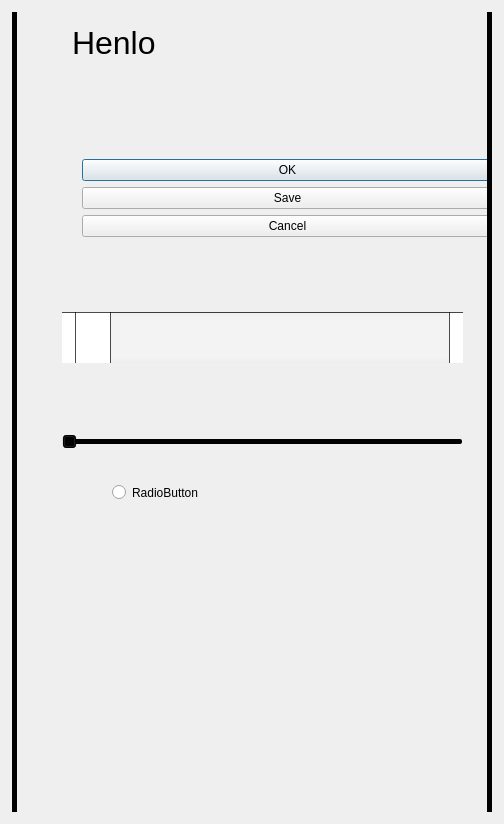
Before: the Qt Designer form user_interface_test/v19/mainwindow.ui in Cheetoacidosis/dualscreen-tablet-code, drawn with Qt 5.
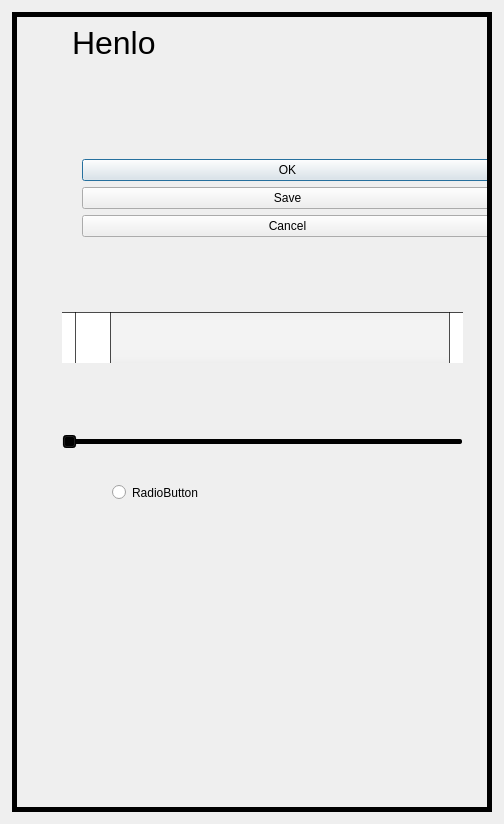
After: the same form once the commit is applied. Icons and pictures are not drawn. Custom widgets are drawn as their Qt base class.

Diff of the .ui file:
```diff
--- a/user_interface_test/v19/mainwindow.ui
+++ b/user_interface_test/v19/mainwindow.ui
@@ -2154,6 +2154,44 @@
          <enum>Qt::Orientation::Horizontal</enum>
         </property>
        </widget>
+       <widget class="Line" name="line_3">
+        <property name="geometry">
+         <rect>
+          <x>0</x>
+          <y>795</y>
+          <width>480</width>
+          <height>5</height>
+         </rect>
+        </property>
+        <property name="frameShadow">
+         <enum>QFrame::Shadow::Plain</enum>
+        </property>
+        <property name="lineWidth">
+         <number>10000</number>
+        </property>
+        <property name="orientation">
+         <enum>Qt::Orientation::Vertical</enum>
+        </property>
+       </widget>
+       <widget class="Line" name="line_4">
+        <property name="geometry">
+         <rect>
+          <x>0</x>
+          <y>0</y>
+          <width>480</width>
+          <height>5</height>
+         </rect>
+        </property>
+        <property name="frameShadow">
+         <enum>QFrame::Shadow::Plain</enum>
+        </property>
+        <property name="lineWidth">
+         <number>10000</number>
+        </property>
+        <property name="orientation">
+         <enum>Qt::Orientation::Vertical</enum>
+        </property>
+       </widget>
       </widget>
      </widget>
     </item>
```
